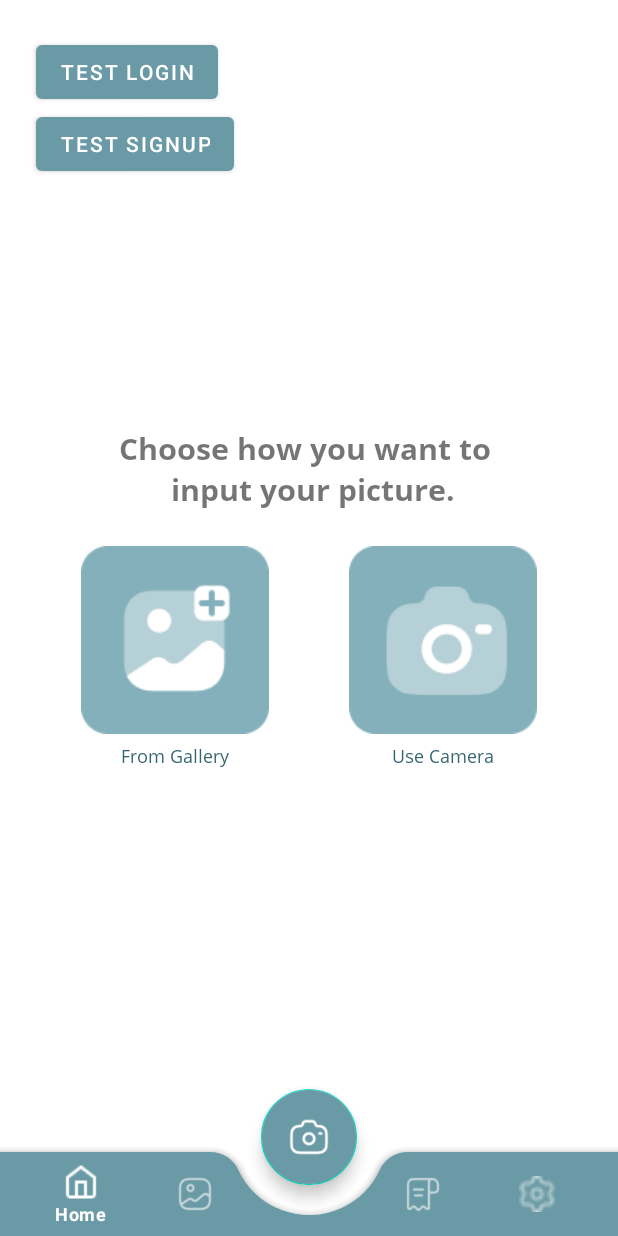
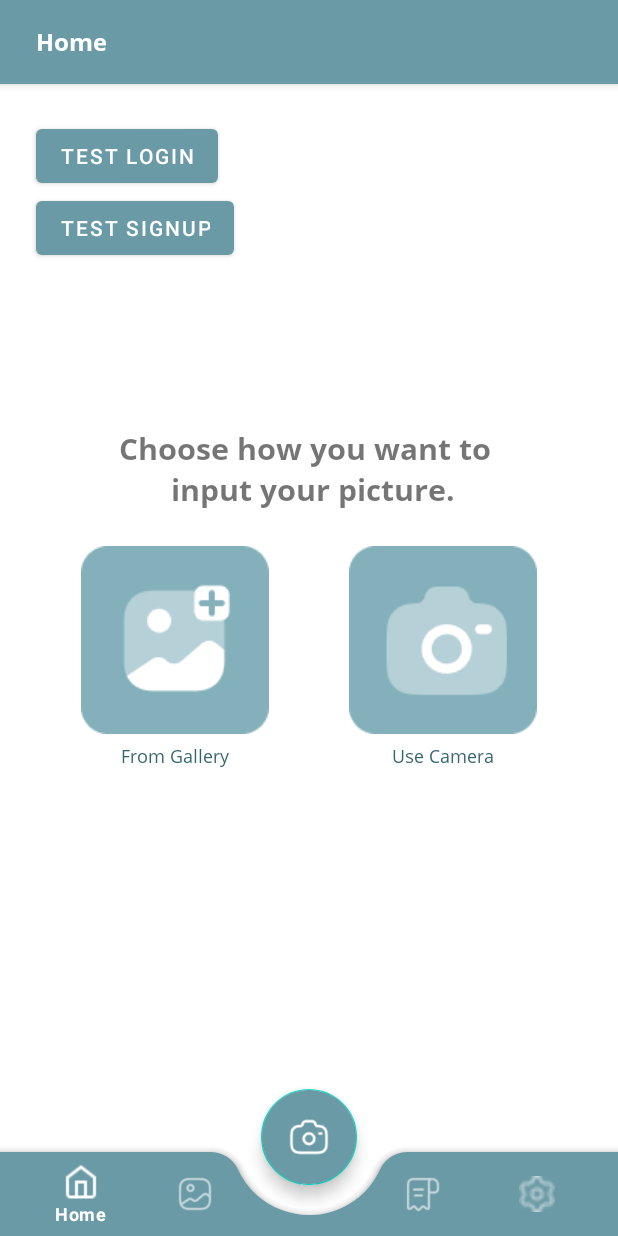
Before and after one commit to Estetikin/Estetikin-Mobile, an Android app: the screen it shows after launch (MainActivity), after a tap on "SKIP", on a phone screen of 412 x 824 dp. Run offline under Robolectric (Android 15) with nearby library versions, the light colour scheme and no system bars; our stand-ins replace navigation-ui.

Commit message:
Adding Toolbar to every pages

```diff
--- a/app/src/main/res/layout/fragment_home.xml
+++ b/app/src/main/res/layout/fragment_home.xml
@@ -7,6 +7,28 @@
     android:layout_height="match_parent"
     tools:context=".ui.home.HomeFragment">
 
+    <androidx.appcompat.widget.Toolbar
+        android:id="@+id/toolbar"
+        android:layout_width="match_parent"
+        android:layout_height="?attr/actionBarSize"
+        android:background="@color/colorPrimary"
+        android:elevation="4dp"
+        app:layout_constraintEnd_toEndOf="parent"
+        app:layout_constraintStart_toStartOf="parent"
+        app:layout_constraintTop_toTopOf="parent">
+
+        <TextView
+            style="@style/Text.Title"
+            android:layout_width="wrap_content"
+            android:layout_height="wrap_content"
+            android:layout_marginStart="@dimen/spacing_24"
+            android:fontFamily="@font/opensans_bold"
+            android:textColor="@color/white"
+            android:textSize="@dimen/text_size_16"
+            android:text="@string/title_home"/>
+
+    </androidx.appcompat.widget.Toolbar>
+
     <Button
         android:id="@+id/btn_test_login"
         android:layout_width="wrap_content"
@@ -14,7 +36,7 @@
         android:layout_marginVertical="@dimen/spacing_24"
         android:layout_marginHorizontal="@dimen/spacing_24"
         android:text="Test Login"
-        app:layout_constraintTop_toTopOf="parent"
+        app:layout_constraintTop_toBottomOf="@id/toolbar"
         app:layout_constraintBottom_toTopOf="@id/btn_test_sign_up"
         app:layout_constraintStart_toStartOf="parent" />
 
```
